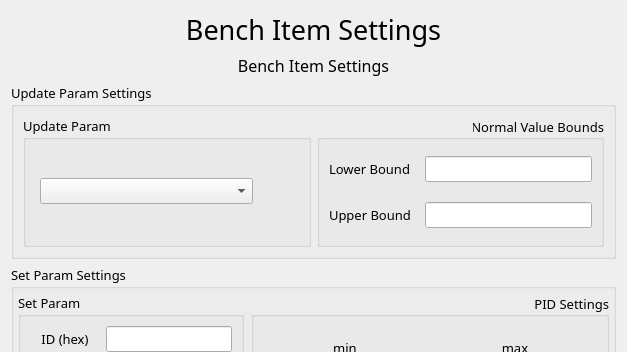
Qt form BenchItem/benchitemsettingsdlg.ui (SundaySW/PumpBenchController) before a commit; both pictures show x 0 to 627 and y 0 to 352 of the 627 by 768 pixel window.
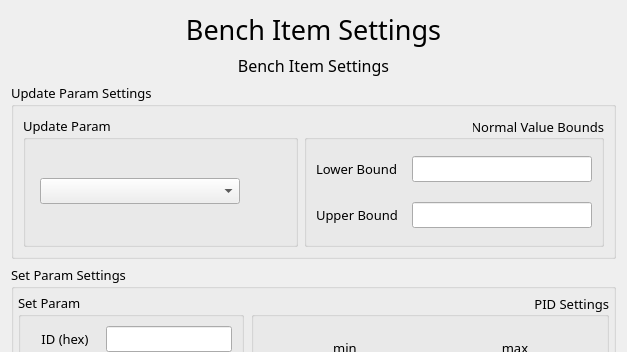
The same form after that commit. Icons and pictures are not drawn.

Diff of the .ui file:
```diff
--- a/BenchItem/benchitemsettingsdlg.ui
+++ b/BenchItem/benchitemsettingsdlg.ui
@@ -93,7 +93,7 @@
            <item>
             <widget class="QComboBox" name="updateParam_comboBox">
              <property name="sizePolicy">
-              <sizepolicy hsizetype="Expanding" vsizetype="Fixed">
+              <sizepolicy hsizetype="Fixed" vsizetype="Fixed">
                <horstretch>0</horstretch>
                <verstretch>0</verstretch>
               </sizepolicy>
@@ -104,6 +104,9 @@
                <height>0</height>
               </size>
              </property>
+             <property name="sizeAdjustPolicy">
+              <enum>QComboBox::AdjustToContents</enum>
+             </property>
             </widget>
            </item>
            <item>
```
